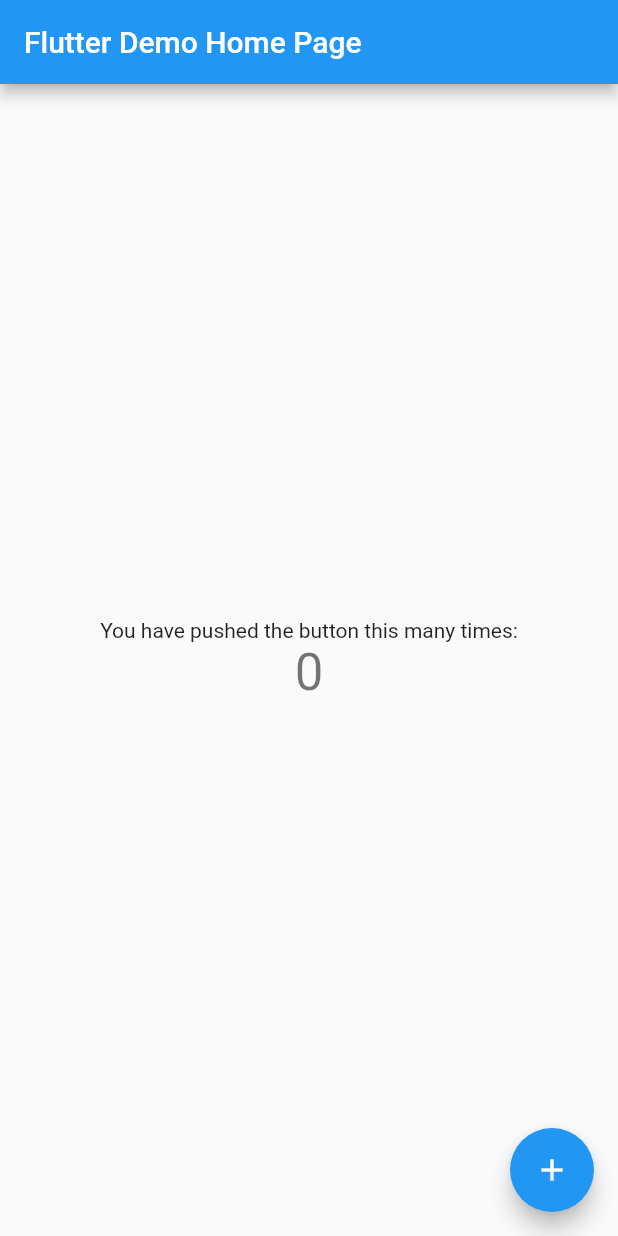
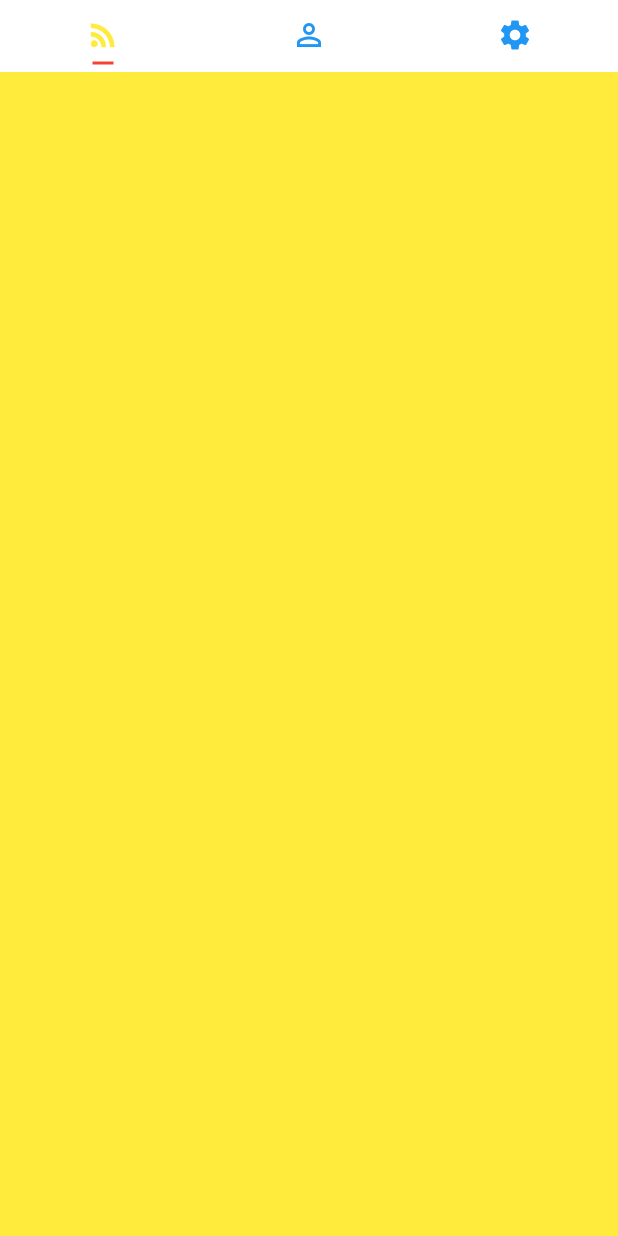
Before and after one commit to ShubhamSinghThakur2907/A.i_Flappy_Bird, a Flutter app: the screen it shows after launch, on a phone screen of 412 x 824 dp. Run offline on Flutter 3.47's test engine with Material 2 defaults, Android fonts, the phone set to English and light mode, and no system bars.

Commit message:
added the three section

```diff
--- a/to_do_app/lib/main.dart
+++ b/to_do_app/lib/main.dart
@@ -3,21 +3,13 @@ import 'package:flutter/material.dart';
 void main() => runApp(MyApp());
 
 class MyApp extends StatelessWidget {
-  // This widget is the root of your application.
+
   @override
   Widget build(BuildContext context) {
     return MaterialApp(
       title: 'Flutter Demo',
       theme: ThemeData(
-        // This is the theme of your application.
-        //
-        // Try running your application with "flutter run". You'll see the
-        // application has a blue toolbar. Then, without quitting the app, try
-        // changing the primarySwatch below to Colors.green and then invoke
-        // "hot reload" (press "r" in the console where you ran "flutter run",
-        // or simply save your changes to "hot reload" in a Flutter IDE).
-        // Notice that the counter didn't reset back to zero; the application
-        // is not restarted.
+
         primarySwatch: Colors.blue,
       ),
       home: MyHomePage(title: 'Flutter Demo Home Page'),
@@ -28,14 +20,6 @@ class MyApp extends StatelessWidget {
 class MyHomePage extends StatefulWidget {
   MyHomePage({Key key, this.title}) : super(key: key);
 
-  // This widget is the home page of your application. It is stateful, meaning
-  // that it has a State object (defined below) that contains fields that affect
-  // how it looks.
-
-  // This class is the configuration for the state. It holds the values (in this
-  // case the title) provided by the parent (in this case the App widget) and
-  // used by the build method of the State. Fields in a Widget subclass are
-  // always marked "final".
 
   final String title;
 
@@ -44,68 +28,51 @@ class MyHomePage extends StatefulWidget {
 }
 
 class _MyHomePageState extends State<MyHomePage> {
-  int _counter = 0;
 
-  void _incrementCounter() {
-    setState(() {
-      // This call to setState tells the Flutter framework that something has
-      // changed in this State, which causes it to rerun the build method below
-      // so that the display can reflect the updated values. If we changed
-      // _counter without calling setState(), then the build method would not be
-      // called again, and so nothing would appear to happen.
-      _counter++;
-    });
-  }
+
 
   @override
   Widget build(BuildContext context) {
-    // This method is rerun every time setState is called, for instance as done
-    // by the _incrementCounter method above.
-    //
-    // The Flutter framework has been optimized to make rerunning build methods
-    // fast, so that you can just rebuild anything that needs updating rather
-    // than having to individually change instances of widgets.
-    return Scaffold(
-      appBar: AppBar(
-        // Here we take the value from the MyHomePage object that was created by
-        // the App.build method, and use it to set our appbar title.
-        title: Text(widget.title),
-      ),
-      body: Center(
-        // Center is a layout widget. It takes a single child and positions it
-        // in the middle of the parent.
-        child: Column(
-          // Column is also a layout widget. It takes a list of children and
-          // arranges them vertically. By default, it sizes itself to fit its
-          // children horizontally, and tries to be as tall as its parent.
-          //
-          // Invoke "debug painting" (press "p" in the console, choose the
-          // "Toggle Debug Paint" action from the Flutter Inspector in Android
-          // Studio, or the "Toggle Debug Paint" command in Visual Studio Code)
-          // to see the wireframe for each widget.
-          //
-          // Column has various properties to control how it sizes itself and
-          // how it positions its children. Here we use mainAxisAlignment to
-          // center the children vertically; the main axis here is the vertical
-          // axis because Columns are vertical (the cross axis would be
-          // horizontal).
-          mainAxisAlignment: MainAxisAlignment.center,
-          children: <Widget>[
-            Text(
-              'You have pushed the button this many times:',
-            ),
-            Text(
-              '$_counter',
-              style: Theme.of(context).textTheme.display1,
-            ),
-          ],
+    return MaterialApp(
+      color: Colors.yellow,
+      home: SafeArea(
+        child : DefaultTabController(
+        length: 3,
+        child: new Scaffold(
+          body: TabBarView(
+            children: [
+              new Container(
+                color: Colors.yellow,
+              ),
+              new Container(color: Colors.orange,),
+
+              new Container(
+                color: Colors.red,
+              ),
+            ],
+          ),
+          appBar: new TabBar(
+            tabs: [
+
+              Tab(
+                icon: new Icon(Icons.rss_feed),
+              ),
+              Tab(
+                icon: new Icon(Icons.perm_identity),
+              ),
+              Tab(icon: new Icon(Icons.settings),)
+            ],
+            labelColor: Colors.yellow,
+            unselectedLabelColor: Colors.blue,
+            indicatorSize: TabBarIndicatorSize.label,
+            indicatorPadding: EdgeInsets.all(5.0),
+            indicatorColor: Colors.red,
+          ),
+          backgroundColor: Colors.white,
         ),
       ),
-      floatingActionButton: FloatingActionButton(
-        onPressed: _incrementCounter,
-        tooltip: 'Increment',
-        child: Icon(Icons.add),
-      ), // This trailing comma makes auto-formatting nicer for build methods.
+    )
     );
+
   }
 }
```
